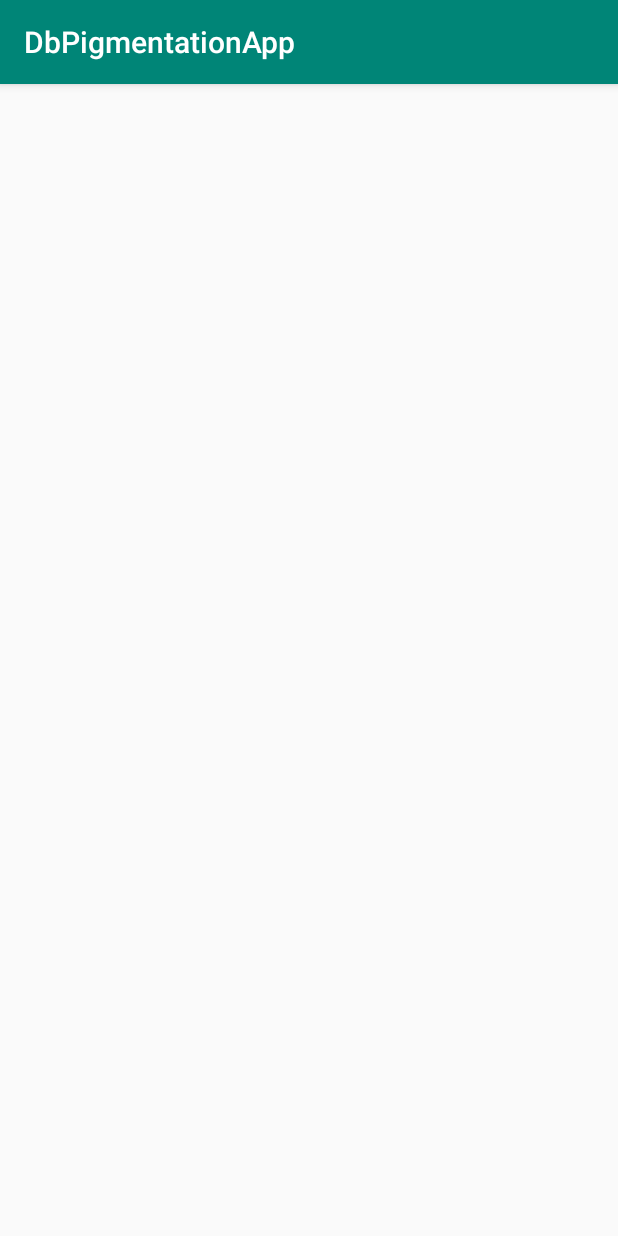
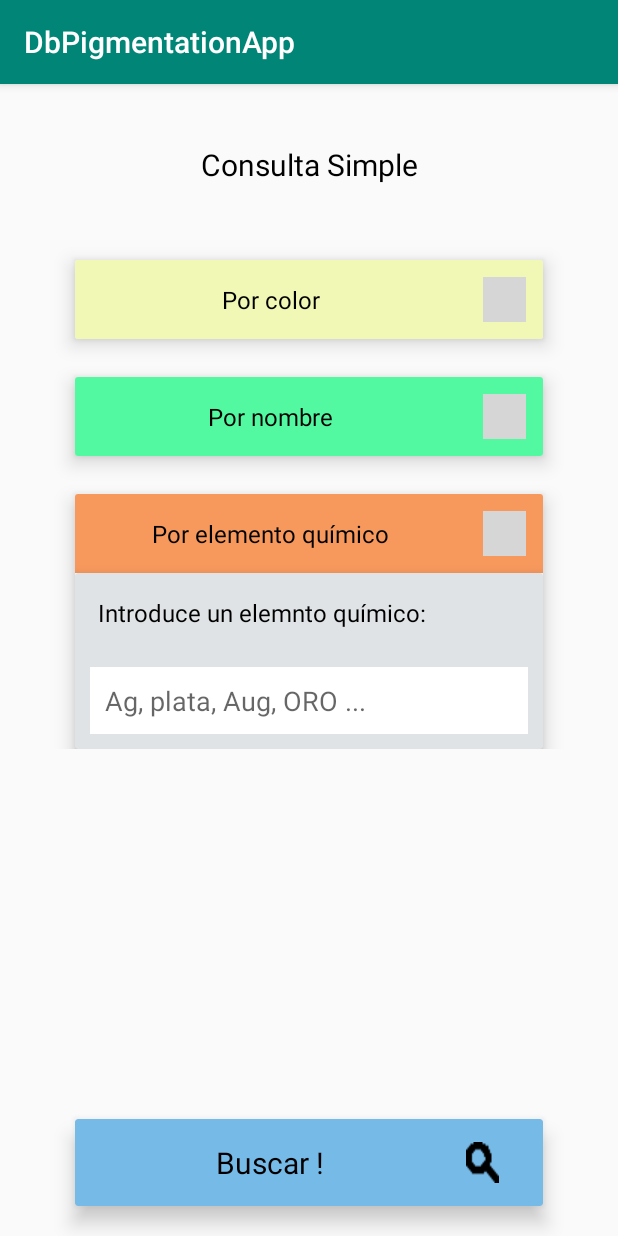
Before and after one commit to SergioEstebanP/TFG-PigmentationDatabaseApp, an Android app: the ConsultaSimple screen opened directly, with no data from a screen before it, on a phone screen of 412 x 824 dp. Run offline under Robolectric (Android 15) with nearby library versions, the phone set to English and light mode, and no system bars; grey boxes are pictures that could not be loaded.

Commit message:
Busqeuda simple y funcinoalidad básica implementada

```diff
--- /dev/null
+++ b/app/src/main/java/com/dbpigmentationapp/subMenus/ConsultaSimpleFragment.java
@@ -0,0 +1,107 @@
+package com.dbpigmentationapp.subMenus;
+
+import android.app.Fragment;
+import android.content.Intent;
+import android.os.Bundle;
+import android.support.v7.widget.CardView;
+import android.view.LayoutInflater;
+import android.view.View;
+import android.view.ViewGroup;
+import android.view.animation.Animation;
+import android.view.animation.AnimationUtils;
+import android.widget.ImageView;
+
+import com.dbpigmentationapp.R;
+
+public class ConsultaSimpleFragment extends Fragment {
+
+    private CardView parametrosColor;
+    private CardView parametrosNombre;
+    private CardView parametrosElemento;
+    private CardView buscar;
+
+    private Animation animationUp;
+    private Animation animationDown;
+
+    private ImageView imgPorColor;
+    private ImageView imgPorNombre;
+    private ImageView imgPorElemento;
+
+
+    @Override
+    public View onCreateView(LayoutInflater inflater, ViewGroup container, Bundle savedInstanceState) {
+        View view = inflater.inflate(R.layout.fragment_consulta_simple, container, false);
+
+        animationUp = AnimationUtils.loadAnimation(view.getContext(), R.anim.slide_up);
+        animationDown = AnimationUtils.loadAnimation(view.getContext(), R.anim.slide_down);
+
+        // recuperamos los elementos para los colores
+        parametrosColor = view.findViewById(R.id.parametrosColor);
+        parametrosColor.setVisibility(View.GONE);
+        imgPorColor = view.findViewById(R.id.imgPorColor);
+        imgPorColor.setOnClickListener(new View.OnClickListener() {
+            @Override
+            public void onClick(View view) {
+                if (parametrosColor.isShown()) {
+                    parametrosColor.setVisibility(View.GONE);
+                    parametrosColor.startAnimation(animationUp);
+                } else {
+                    parametrosColor.setVisibility(View.VISIBLE);
+                    parametrosColor.startAnimation(animationDown);
+                }
+            }
+        });
+
+        // recuperamos los elementos para los nombre
+        parametrosNombre = view.findViewById(R.id.parametrosNombre);
+        parametrosNombre.setVisibility(View.GONE);
+        imgPorNombre = view.findViewById(R.id.imgPorNombre);
+        imgPorNombre.setOnClickListener(new View.OnClickListener() {
+            @Override
+            public void onClick(View view) {
+                if (parametrosNombre.isShown()) {
+                    parametrosNombre.setVisibility(View.GONE);
+                    parametrosNombre.startAnimation(animationUp);
+                } else {
+                    parametrosNombre.setVisibility(View.VISIBLE);
+                    parametrosNombre.startAnimation(animationDown);
+                }
+            }
+        });
+
+        // recuperamos los elementos para los elementos
+        parametrosElemento = view.findViewById(R.id.parametrosElementoQuimico);
+        parametrosColor.setVisibility(View.GONE);
+        imgPorElemento = view.findViewById(R.id.imgPorElementoQuimico);
+        imgPorElemento.setOnClickListener(new View.OnClickListener() {
+            @Override
+            public void onClick(View view) {
+                if (parametrosElemento.isShown()) {
+                    parametrosElemento.setVisibility(View.GONE);
+                    parametrosElemento.startAnimation(animationUp);
+                } else {
+                    parametrosElemento.setVisibility(View.VISIBLE);
+                    parametrosElemento.startAnimation(animationDown);
+                }
+            }
+        });
+
+        // recuperamos los elementos para el boton de buscar
+        buscar = view.findViewById(R.id.busquedaSimple);
+        buscar.setOnClickListener(new View.OnClickListener() {
+            @Override
+            public void onClick(View view) {
+                // realizamos la consulta en la base de datos, seteamos el modelo del mismo, y luego
+                // cargamos la misma vista de los datos que teniamos en las vistas anteriores
+                Intent intent = new Intent(view.getContext(), TodosPigmentos.class);
+                startActivity(intent);
+            }
+        });
+        return view;
+    }
+
+    @Override
+    public void onActivityCreated(Bundle savedInstanceState) {
+        super.onActivityCreated(savedInstanceState);
+    }
+}
--- a/app/src/main/res/layout/activity_consulta_simple.xml
+++ b/app/src/main/res/layout/activity_consulta_simple.xml
@@ -1,9 +1,14 @@
 <?xml version="1.0" encoding="utf-8"?>
 <android.support.constraint.ConstraintLayout xmlns:android="http://schemas.android.com/apk/res/android"
-    xmlns:app="http://schemas.android.com/apk/res-auto"
     xmlns:tools="http://schemas.android.com/tools"
     android:layout_width="match_parent"
     android:layout_height="match_parent"
-    tools:context=".subMenus.Graficas">
+    tools:context=".subMenus.ConsultaSimple">
+
+    <fragment
+        android:id="@+id/device_info_fragment"
+        android:name="com.dbpigmentationapp.subMenus.ConsultaSimpleFragment"
+        android:layout_width="match_parent"
+        android:layout_height="match_parent" />
 
 </android.support.constraint.ConstraintLayout>
--- /dev/null
+++ b/app/src/main/res/layout/fragment_consulta_simple.xml
@@ -0,0 +1,312 @@
+<?xml version="1.0" encoding="utf-8"?>
+
+<RelativeLayout xmlns:android="http://schemas.android.com/apk/res/android"
+    xmlns:app="http://schemas.android.com/apk/res-auto"
+    android:layout_width="match_parent"
+    android:layout_height="fill_parent"
+    android:orientation="vertical">
+
+    <LinearLayout
+        android:layout_width="match_parent"
+        android:layout_height="wrap_content"
+        android:layout_marginBottom="20dp"
+        android:orientation="vertical">
+
+        <TextView
+            android:id="@+id/nombrePigmento"
+            android:layout_width="match_parent"
+            android:layout_height="wrap_content"
+            android:layout_marginTop="30dp"
+            android:clickable="true"
+            android:focusable="true"
+            android:gravity="center"
+            android:padding="10dp"
+            android:text="Consulta Simple"
+            android:textColor="@android:color/black"
+            android:textSize="20sp" />
+
+        <ScrollView
+            android:layout_width="match_parent"
+            android:layout_height="match_parent">
+
+            <LinearLayout
+                android:layout_width="match_parent"
+                android:layout_height="wrap_content"
+                android:orientation="vertical">
+
+                <android.support.v7.widget.CardView
+                    android:id="@+id/porColor"
+                    android:layout_width="match_parent"
+                    android:layout_height="wrap_content"
+                    android:layout_rowWeight="1"
+                    android:layout_columnWeight="1"
+                    android:layout_marginStart="50dp"
+                    android:layout_marginTop="40dp"
+                    android:layout_marginEnd="50dp"
+                    app:cardElevation="8dp">
+
+                    <LinearLayout
+                        android:layout_width="match_parent"
+                        android:layout_height="wrap_content"
+                        android:orientation="vertical">
+
+                        <LinearLayout
+                            android:layout_width="match_parent"
+                            android:layout_height="wrap_content"
+                            android:background="#f1f7b4"
+                            android:orientation="horizontal">
+
+                            <TextView
+                                android:layout_width="230dp"
+                                android:layout_height="wrap_content"
+                                android:layout_margin="15dp"
+                                android:gravity="center"
+                                android:text="Por color"
+                                android:textColor="#000"
+                                android:textSize="16sp" />
+
+                            <ImageView
+                                android:id="@+id/imgPorColor"
+                                android:layout_width="wrap_content"
+                                android:layout_height="match_parent"
+                                android:layout_margin="11dp"
+                                android:background="@drawable/down_arrow" />
+
+                        </LinearLayout>
+
+                        <android.support.v7.widget.CardView
+                            android:id="@+id/parametrosColor"
+                            android:layout_width="match_parent"
+                            android:layout_height="wrap_content"
+                            android:layout_rowWeight="1"
+                            android:layout_columnWeight="1"
+                            app:cardBackgroundColor="#e0e3e5"
+                            app:cardElevation="8dp">
+
+                            <LinearLayout
+                                android:layout_width="match_parent"
+                                android:layout_height="wrap_content"
+                                android:orientation="horizontal">
+
+                                <TextView
+                                    android:layout_width="230dp"
+                                    android:layout_height="wrap_content"
+                                    android:layout_margin="15dp"
+                                    android:text="Selecciona un color:"
+                                    android:textColor="#000"
+                                    android:textSize="16sp" />
+
+                                <TextView
+                                    android:id="@+id/seleccionarColor"
+                                    android:layout_width="30dp"
+                                    android:layout_height="30dp"
+                                    android:layout_margin="9dp"
+                                    android:background="#000" />
+
+                            </LinearLayout>
+                        </android.support.v7.widget.CardView>
+
+                    </LinearLayout>
+                </android.support.v7.widget.CardView>
+
+                <android.support.v7.widget.CardView
+                    android:id="@+id/porNombre"
+                    android:layout_width="match_parent"
+                    android:layout_height="wrap_content"
+                    android:layout_rowWeight="1"
+                    android:layout_columnWeight="1"
+                    android:layout_marginStart="50dp"
+                    android:layout_marginTop="25dp"
+                    android:layout_marginEnd="50dp"
+                    app:cardElevation="8dp">
+
+                    <LinearLayout
+                        android:layout_width="match_parent"
+                        android:layout_height="wrap_content"
+                        android:orientation="vertical">
+
+                        <LinearLayout
+                            android:layout_width="match_parent"
+                            android:layout_height="wrap_content"
+                            android:background="#52f9a0"
+                            android:orientation="horizontal">
+
+                            <TextView
+                                android:layout_width="230dp"
+                                android:layout_height="wrap_content"
+                                android:layout_margin="15dp"
+                                android:gravity="center"
+                                android:text="Por nombre"
+                                android:textColor="#000"
+                                android:textSize="16sp" />
+
+                            <ImageView
+                                android:id="@+id/imgPorNombre"
+                                android:layout_width="wrap_content"
+                                android:layout_height="match_parent"
+                                android:layout_margin="11dp"
+                                android:background="@drawable/down_arrow" />
+
+                        </LinearLayout>
+
+                        <android.support.v7.widget.CardView
+                            android:id="@+id/parametrosNombre"
+                            android:layout_width="match_parent"
+                            android:layout_height="wrap_content"
+                            android:layout_rowWeight="1"
+                            android:layout_columnWeight="1"
+                            app:cardBackgroundColor="#e0e3e5"
+                            app:cardElevation="8dp">
+
+                            <LinearLayout
+                                android:layout_width="match_parent"
+                                android:layout_height="wrap_content"
+                                android:orientation="vertical">
+
+                                <TextView
+                                    android:layout_width="230dp"
+                                    android:layout_height="wrap_content"
+                                    android:layout_margin="15dp"
+                                    android:text="Introduce un nombre:"
+                                    android:textColor="#000"
+                                    android:textSize="16sp" />
+
+                                <EditText
+                                    android:id="@+id/seleccionarNombre"
+                                    android:layout_width="match_parent"
+                                    android:layout_height="wrap_content"
+                                    android:layout_margin="10dp"
+                                    android:background="#fff"
+                                    android:hint="cadmio, negro humo"
+                                    android:padding="10dp" />
+
+                            </LinearLayout>
+                        </android.support.v7.widget.CardView>
+
+                    </LinearLayout>
+                </android.support.v7.widget.CardView>
+
+                <android.support.v7.widget.CardView
+                    android:id="@+id/porElementoQuimico"
+                    android:layout_width="match_parent"
+                    android:layout_height="wrap_content"
+                    android:layout_rowWeight="1"
+                    android:layout_columnWeight="1"
+                    android:layout_marginStart="50dp"
+                    android:layout_marginTop="25dp"
+                    android:layout_marginEnd="50dp"
+                    app:cardElevation="8dp">
+
+                    <LinearLayout
+                        android:layout_width="match_parent"
+                        android:layout_height="wrap_content"
+                        android:orientation="vertical">
+
+                        <LinearLayout
+                            android:layout_width="match_parent"
+                            android:layout_height="wrap_content"
+                            android:background="#f7985d"
+                            android:orientation="horizontal">
+
+                            <TextView
+                                android:layout_width="230dp"
+                                android:layout_height="wrap_content"
+                                android:layout_margin="15dp"
+                                android:gravity="center"
+                                android:text="Por elemento químico"
+                                android:textColor="#000"
+                                android:textSize="16sp" />
+
+                            <ImageView
+                                android:id="@+id/imgPorElementoQuimico"
+                                android:layout_width="wrap_content"
+                                android:layout_height="match_parent"
+                                android:layout_margin="11dp"
+                                android:background="@drawable/down_arrow" />
+                        </LinearLayout>
+
+                        <android.support.v7.widget.CardView
+                            android:id="@+id/parametrosElementoQuimico"
+                            android:layout_width="match_parent"
+                            android:layout_height="wrap_content"
+                            android:layout_rowWeight="1"
+                            android:layout_columnWeight="1"
+                            app:cardBackgroundColor="#e0e3e5"
+                            app:cardElevation="8dp">
+
+                            <LinearLayout
+                                android:layout_width="match_parent"
+                                android:layout_height="wrap_content"
+                                android:orientation="vertical">
+
+                                <TextView
+                                    android:layout_width="230dp"
+                                    android:layout_height="wrap_content"
+                                    android:layout_margin="15dp"
+                                    android:text="Introduce un elemnto químico:"
+                                    android:textColor="#000"
+                                    android:textSize="16sp" />
+
+                                <EditText
+                                    android:id="@+id/seleccionarElementoQuimico"
+                                    android:layout_width="match_parent"
+                                    android:layout_height="wrap_content"
+                                    android:layout_margin="10dp"
+                                    android:padding="10dp"
+                                    android:background="#fff"
+                                    android:hint="Ag, plata, Aug, ORO ..." />
+
+                            </LinearLayout>
+                        </android.support.v7.widget.CardView>
+
+                    </LinearLayout>
+                </android.support.v7.widget.CardView>
+            </LinearLayout>
+
+        </ScrollView>
+    </LinearLayout>
+
+    <LinearLayout
+        android:layout_width="match_parent"
+        android:layout_height="wrap_content"
+        android:layout_alignParentBottom="true"
+        android:orientation="vertical">
+
+        <android.support.v7.widget.CardView
+            android:id="@+id/busquedaSimple"
+            android:layout_width="match_parent"
+            android:layout_height="wrap_content"
+            android:layout_rowWeight="1"
+            android:layout_columnWeight="1"
+            android:layout_marginStart="50dp"
+            android:layout_marginTop="20dp"
+            android:layout_marginEnd="50dp"
+            android:layout_marginBottom="20dp"
+            app:cardBackgroundColor="#76bae8"
+            app:cardElevation="8dp">
+
+            <LinearLayout
+                android:layout_width="match_parent"
+                android:layout_height="wrap_content"
+                android:orientation="horizontal">
+
+                <TextView
+                    android:layout_width="230dp"
+                    android:layout_height="wrap_content"
+                    android:layout_margin="15dp"
+                    android:gravity="center"
+                    android:text="Buscar !"
+                    android:textColor="#000"
+                    android:textSize="20sp" />
+
+                <ImageView
+                    android:layout_width="wrap_content"
+                    android:layout_height="match_parent"
+                    android:layout_marginTop="15dp"
+                    android:layout_marginBottom="15dp"
+                    android:background="@drawable/lupa_black" />
+            </LinearLayout>
+        </android.support.v7.widget.CardView>
+    </LinearLayout>
+
+</RelativeLayout>
```
Also changed, not shown: app/src/main/res/drawable/lupa_black.png (added), build.gradle (line endings or trailing spaces).
